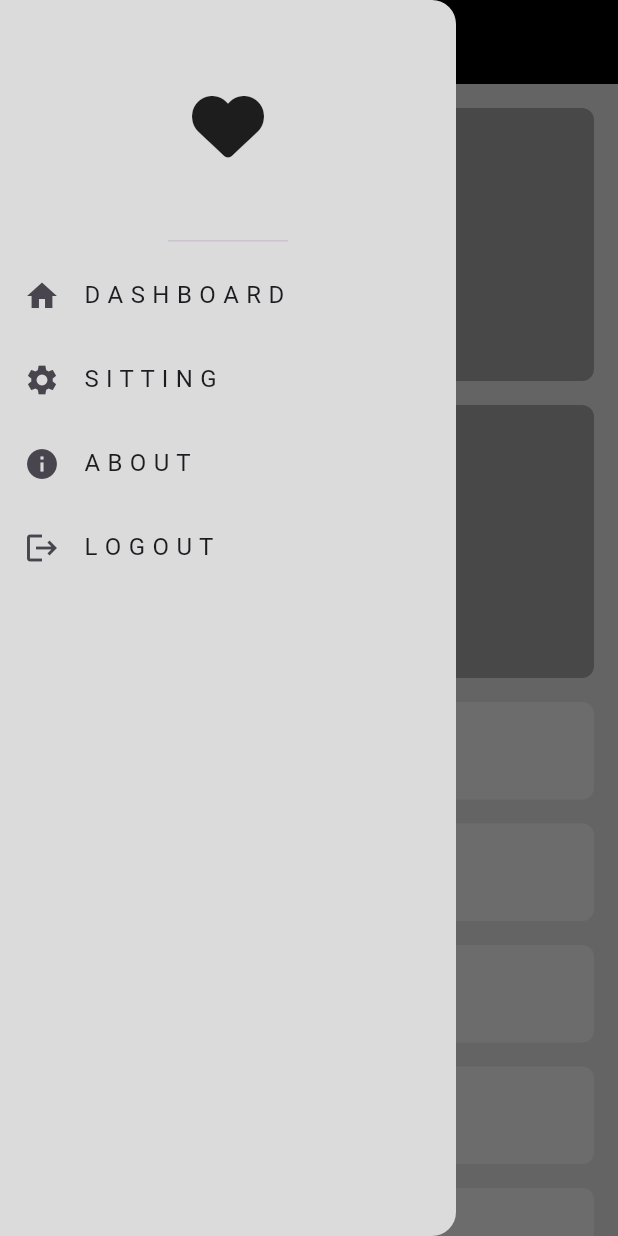
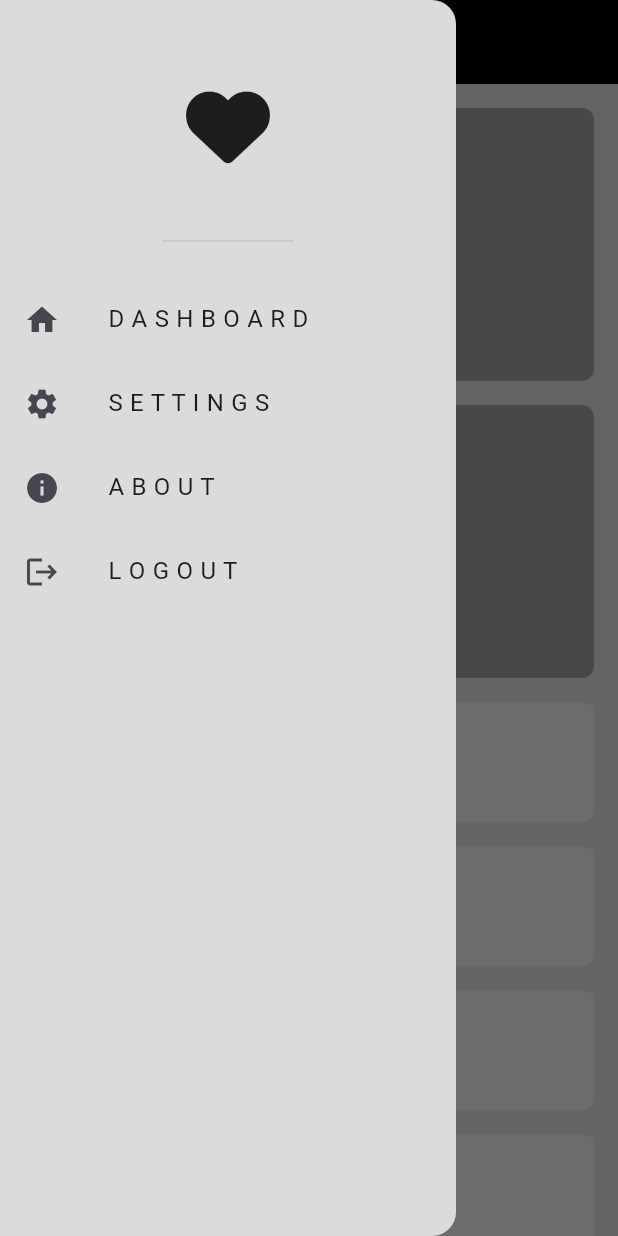
Before and after one commit to AhmedHussien249/starter_project_adaptive_ui, a Flutter app: the screen it shows after launch, with the side drawer open, on a phone screen of 412 x 824 dp. Run offline on Flutter 3.47's test engine with Material 3 defaults, Android fonts, the phone set to English and light mode, and no system bars; our stand-ins replace font_awesome_flutter.

Commit message:
desktop layout done

```diff
--- a/lib/views/home_view.dart
+++ b/lib/views/home_view.dart
@@ -18,7 +18,9 @@ class _HomeViewState extends State<HomeView> {
         key: scaffoldKey,
         backgroundColor: const Color(0xFFDBDBDB),
         drawer: const CustomDrawer(),
-        appBar: AppBar(
+        appBar:// MediaQuery.of(context).size.width < 900
+      MediaQuery.sizeOf(context).width < 900
+            ? AppBar(
                 backgroundColor: Colors.black,
                 iconTheme: const IconThemeData(color: Colors.white),
                 leading: IconButton(
@@ -27,7 +29,30 @@ class _HomeViewState extends State<HomeView> {
                   },
                   icon: const Icon(Icons.menu),
                 ),
-        ),
+              )
+            : null,
         body: const HomeViewBody());
   }
 }
+// class CustomAdaptiveAppBar extends StatelessWidget implements PreferredSizeWidget {
+//   const CustomAdaptiveAppBar({super.key});
+//
+//   @override
+//   Widget build(BuildContext context) {
+//     return LayoutBuilder(
+//       builder: (context, constraints) => constraints.maxWidth <900 ? AppBar(
+//         backgroundColor: Colors.black,
+//         iconTheme: const IconThemeData(color: Colors.white),
+//         leading: IconButton(
+//           onPressed: () {
+//             scaffoldKey.currentState?.openDrawer();
+//           },
+//           icon: const Icon(Icons.menu),
+//         ),
+//       ):const SizedBox()
+//     );
+//   }
+//
+//   @override
+//   Size get preferredSize => const Size.fromHeight(56);
+// }
--- a/lib/widgets/custom_drawer.dart
+++ b/lib/widgets/custom_drawer.dart
@@ -9,7 +9,7 @@ class CustomDrawer extends StatelessWidget {
 
   static const List<DrawerItemModel> drawerItems =  [
     DrawerItemModel(title: 'D A S H B O A R D', icon: Icons.home),
-    DrawerItemModel(title: 'S I T T I N G', icon: Icons.settings),
+    DrawerItemModel(title: 'S E T T I N G S', icon: Icons.settings),
     DrawerItemModel(title: 'A B O U T', icon: Icons.info),
     DrawerItemModel(title: 'L O G O U T', icon: Icons.logout),
   ];
@@ -18,14 +18,16 @@ class CustomDrawer extends StatelessWidget {
   Widget build(BuildContext context) {
     return const Drawer(
       backgroundColor: Color(0xffDBDBDB),
+      elevation: 0,
       child: Column(
         children: [
           DrawerHeader(
             child: Icon(
               FontAwesomeIcons.solidHeart,
-              size: 48,
+              size: 56,
             ),
           ),
+          SizedBox(height: 16),
           CustomDrawerItemListView(drawerItems: drawerItems),
         ],
       ),
--- a/lib/widgets/custom_drawer_item.dart
+++ b/lib/widgets/custom_drawer_item.dart
@@ -10,7 +10,11 @@ class CustomDrawerItem extends StatelessWidget {
   Widget build(BuildContext context) {
     return ListTile(
       leading: Icon(drawerItemModel.icon),
-      title: Text(drawerItemModel.title),
+      title: Padding(
+        padding: const EdgeInsets.only(left: 16),
+        child: FittedBox(
+            fit: BoxFit.scaleDown, alignment: Alignment.centerLeft, child: Text(drawerItemModel.title)),
+      ),
     );
   }
 }
--- a/lib/widgets/custom_item2.dart
+++ b/lib/widgets/custom_item2.dart
@@ -6,7 +6,7 @@ class CustomItem2 extends StatelessWidget {
   @override
   Widget build(BuildContext context) {
     return Container(
-      height: 65,
+      height: 80,
       decoration: BoxDecoration(
         borderRadius: BorderRadius.circular(8),
         color: const Color(0xffECECEC),
--- a/lib/widgets/custom_list_for_tablet_layout.dart
+++ b/lib/widgets/custom_list_for_tablet_layout.dart
@@ -9,7 +9,7 @@ class CustomListForTabletLayout extends StatelessWidget {
   Widget build(BuildContext context) {
     return SliverToBoxAdapter(
       child: SizedBox(
-        height: 100,
+        height: 160,
         child: ListView.builder(
           scrollDirection: Axis.horizontal,
           itemCount: 15,
--- a/lib/widgets/home_view_body.dart
+++ b/lib/widgets/home_view_body.dart
@@ -1,6 +1,7 @@
 import 'package:flutter/material.dart';
 import 'package:starter_project_adaptive_ui/widgets/tablet_layout.dart';
 
+import 'desktop_layout.dart';
 import 'mobile_layout.dart';
 
 class HomeViewBody extends StatelessWidget {
@@ -11,10 +12,12 @@ class HomeViewBody extends StatelessWidget {
     return  Padding(
       padding: const EdgeInsets.symmetric(horizontal: 16),
       child: LayoutBuilder(builder: (context, constraints){
-        if(constraints.maxWidth > 600){
+        if(constraints.maxWidth < 600){
+          return const MobileLayout();
+        }else if (constraints.maxWidth < 900){
           return const TabletLayout();
         }else{
-          return const MobileLayout();
+          return const DesktopLayout();
         }
       }),
     );
```
Also changed, not shown: lib/widgets/custom_desktop_widget.dart (added, +21 -0 lines), lib/widgets/desktop_layout.dart (added, +29 -0 lines). Lines whose indentation alone changed are shown as unchanged.
